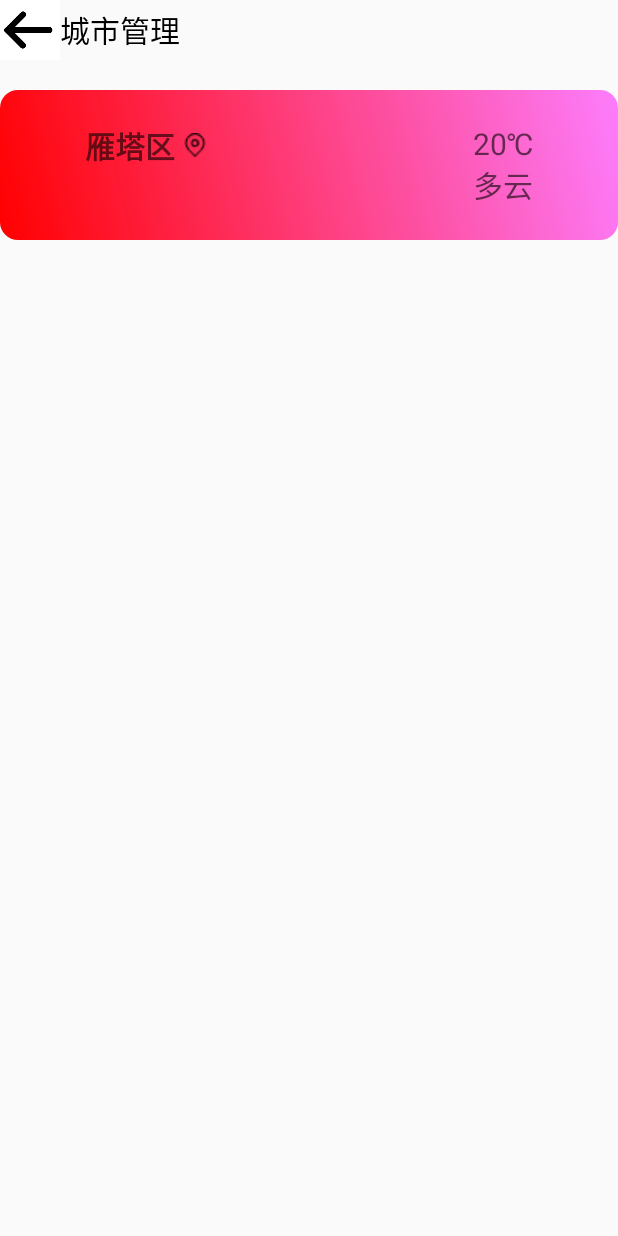
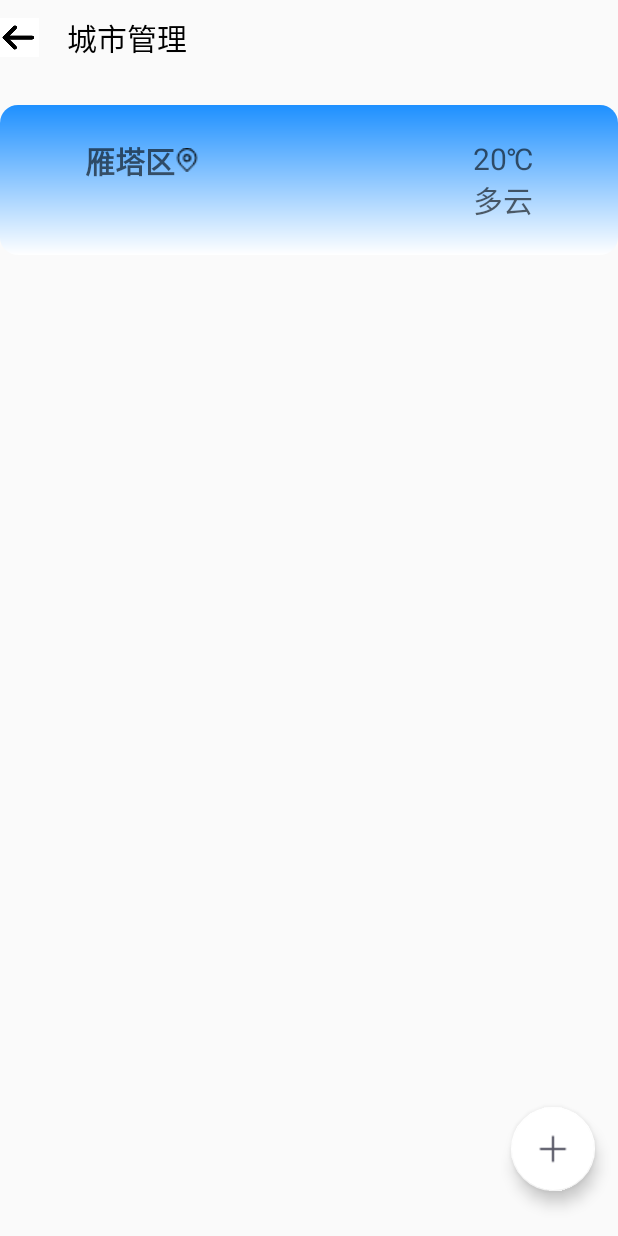
Before and after one commit to Skandinaviske/WeatherApp, an Android app: the AddCityActivity screen opened directly, with no data from a screen before it, on a phone screen of 412 x 824 dp. Run offline under Robolectric (Android 15) with nearby library versions, the phone set to English and light mode, and no system bars; our stand-ins replace data binding.

Commit message:
Finish bottom Dialog UI

```diff
--- a/app/build.gradle
+++ b/app/build.gradle
@@ -70,6 +70,10 @@ dependencies {
     implementation "androidx.recyclerview:recyclerview:1.1.0"
     implementation "androidx.recyclerview:recyclerview-selection:1.1.0"
 
+    implementation "com.google.android.material:material:1.3.0"
+
+    implementation "androidx.gridlayout:gridlayout:1.0.0"
+
     androidTestImplementation 'androidx.test.ext:junit:1.1.2'
     androidTestImplementation 'androidx.test.espresso:espresso-core:3.3.0'
 }
--- a/app/src/main/java/com/example/myweatherapp/util/BindingAdapter.kt
+++ b/app/src/main/java/com/example/myweatherapp/util/BindingAdapter.kt
@@ -40,5 +40,7 @@ class BindingAdapter {
         fun setImageResource(imageView: ImageView, resource: Int) {
             imageView.setImageResource(resource)
         }
+
+
     }
 }
--- a/app/src/main/java/com/example/myweatherapp/view/AddCityActivity.kt
+++ b/app/src/main/java/com/example/myweatherapp/view/AddCityActivity.kt
@@ -1,13 +1,15 @@
 package com.example.myweatherapp.view
 
 import android.os.Bundle
+import android.widget.LinearLayout
 import androidx.appcompat.app.AppCompatActivity
 import androidx.databinding.DataBindingUtil
 import androidx.lifecycle.ViewModelProviders
 import com.example.myweatherapp.R
 import com.example.myweatherapp.databinding.ActivityAddcityBinding
 import com.example.myweatherapp.viewmodel.MyViewModel
-import okhttp3.internal.notifyAll
+import com.google.android.material.bottomsheet.BottomSheetDialog
+
 
 class AddCityActivity: AppCompatActivity() {
 
--- a/app/src/main/res/drawable/shapeadditem.xml
+++ b/app/src/main/res/drawable/shapeadditem.xml
@@ -2,9 +2,9 @@
 <shape xmlns:android="http://schemas.android.com/apk/res/android"
     android:shape="rectangle">
     <gradient
-        android:startColor="#FFFF0000"
-        android:endColor="#80FF00FF"
-        android:angle="45"
+        android:startColor="@color/white"
+        android:endColor="@color/lightBlue"
+        android:angle="90"
         />
     <padding android:left="7dp"
         android:top="7dp"
--- a/app/src/main/res/layout/activity_addcity.xml
+++ b/app/src/main/res/layout/activity_addcity.xml
@@ -15,6 +15,11 @@
             type="android.app.Activity" />
     </data>
 
+    <RelativeLayout
+        android:layout_width="match_parent"
+        android:layout_height="match_parent"
+        android:orientation="vertical">
+
         <LinearLayout
             android:layout_width="match_parent"
             android:layout_height="match_parent"
@@ -22,75 +27,75 @@
 
             <LinearLayout
                 android:layout_width="match_parent"
-            android:layout_height="wrap_content"
+                android:layout_height="50dp"
                 android:orientation="horizontal">
 
                 <ImageButton
-                android:layout_width="40dp"
-                android:layout_height="40dp"
+                    android:layout_width="26dp"
+                    android:layout_height="26dp"
+                    android:layout_gravity="center_vertical"
+                    android:background="@color/white"
+                    android:onClick="@{(v) -> viewModel.onFinish(v)}"
                     android:scaleType="fitStart"
-                android:src="@drawable/back"
-                android:background="@color/white" />
-
-<!--            android:onClick="@{(v) -> v.getContext().finish()}"-->
+                    android:src="@drawable/back" />
 
                 <TextView
                     android:layout_width="match_parent"
                     android:layout_height="match_parent"
+                    android:layout_gravity="center_vertical"
                     android:gravity="center_vertical"
-                android:text="城市管理"
-                android:textSize="20sp"
-                android:textColor="@color/black"/>
+                    android:text="    城市管理"
+                    android:textColor="@color/black"
+                    android:textSize="20sp" />
 
             </LinearLayout>
 
             <RelativeLayout
+                android:layout_width="match_parent"
                 android:layout_height="100dp"
-            android:layout_width="match_parent"
                 android:layout_marginTop="20dp"
                 android:background="@drawable/shapeadditem">
 
                 <TextView
                     android:id="@+id/currentCity"
+                    android:layout_width="wrap_content"
                     android:layout_height="wrap_content"
-                android:layout_width="wrap_content"
                     android:layout_marginStart="50dp"
                     android:layout_marginTop="15dp"
+                    android:drawableRight="@drawable/position"
+                    android:drawablePadding="0dp"
                     android:hint="雁塔区"
-                android:textSize="20dp"
                     android:text="@{viewModel.repositoryforLocation[1]}"
                     android:textColor="@color/white"
-                android:textStyle="bold"
-                android:drawableRight="@drawable/position"
-                android:drawablePadding="5dp"
-                />
+                    android:textSize="20dp"
+                    android:textStyle="bold" />
 
                 <TextView
+                    android:layout_width="wrap_content"
                     android:layout_height="wrap_content"
+                    android:layout_alignParentEnd="true"
+                    android:layout_marginTop="15dp"
+                    android:layout_marginEnd="50dp"
+                    android:hint="20℃"
+                    android:text="@{viewModel.repositoryforNow[0]+'℃'}"
+                    android:textColor="@color/white"
+                    android:textSize="20dp" />
+
+                <TextView
                     android:layout_width="wrap_content"
-                android:layout_alignParentEnd="true"
-                android:layout_marginEnd="50dp"
-                android:layout_marginTop="15dp"
-                android:textSize="20dp"
-                android:hint="20℃"
-                android:text="@={viewModel.repositoryforNow[0]}"
-                android:textColor="@color/white"
-                />
-            <TextView
                     android:layout_height="wrap_content"
-                android:layout_width="wrap_content"
                     android:layout_alignParentEnd="true"
                     android:layout_alignParentBottom="true"
                     android:layout_marginEnd="50dp"
                     android:layout_marginBottom="15dp"
-                android:textSize="20dp"
+                    android:hint="多云"
                     android:text="@={viewModel.repositoryforNow[2]}"
-                android:hint="多云"
                     android:textColor="@color/white"
-                />
+                    android:textSize="20dp" />
 
 
             </RelativeLayout>
+
             <androidx.recyclerview.widget.RecyclerView
                 android:id="@+id/recyclerview"
                 android:layout_width="match_parent"
@@ -99,4 +104,18 @@
             </androidx.recyclerview.widget.RecyclerView>
 
         </LinearLayout>
+
+        <com.google.android.material.floatingactionbutton.FloatingActionButton
+            android:layout_width="56dp"
+            android:layout_height="56dp"
+            android:layout_alignParentEnd="true"
+            android:layout_alignParentBottom="true"
+            android:layout_marginEnd="15dp"
+            android:layout_marginBottom="30dp"
+            android:src="@drawable/add"
+            app:backgroundTint="@color/white"
+            android:onClick="@{(v) -> viewModel.onClickFloatingActionButton(v)}"
+            />
+
+    </RelativeLayout>
 </layout>
--- a/app/src/main/res/values/colors.xml
+++ b/app/src/main/res/values/colors.xml
@@ -8,4 +8,6 @@
     <color name="black">#FF000000</color>
     <color name="white">#FFFFFFFF</color>
     <color name="gray">#999999</color>
+    <color name="skyBlue">#0066FF</color>
+    <color name="lightBlue">#1E90FF</color>
 </resources>
```
Also changed, not shown: app/src/main/java/com/example/myweatherapp/viewmodel/MyViewModel.kt (+23 -0 lines), app/src/main/res/drawable-v24/selector_btn_click_text_color.xml (added, +30 -0 lines), app/src/main/res/drawable/shape_citybtn.xml (added, +17 -0 lines), app/src/main/res/layout/bottom_sheet_dialog.xml (added, +276 -0 lines), app/src/main/res/layout/cell_citymanagement.xml (added, +48 -0 lines), app/src/main/res/drawable/add.png (added). Lines whose indentation alone changed are shown as unchanged.
